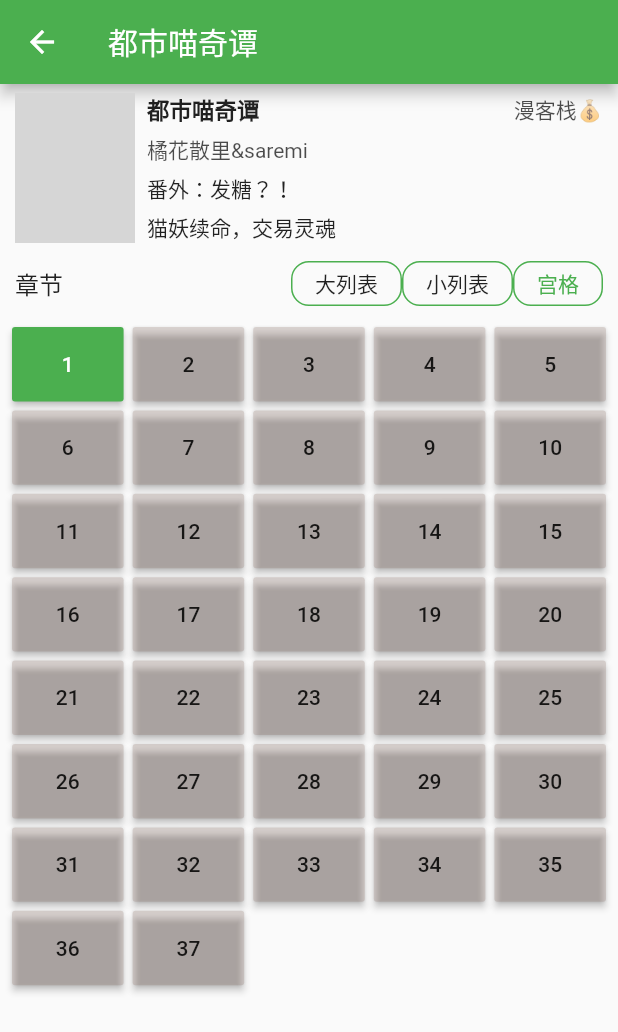
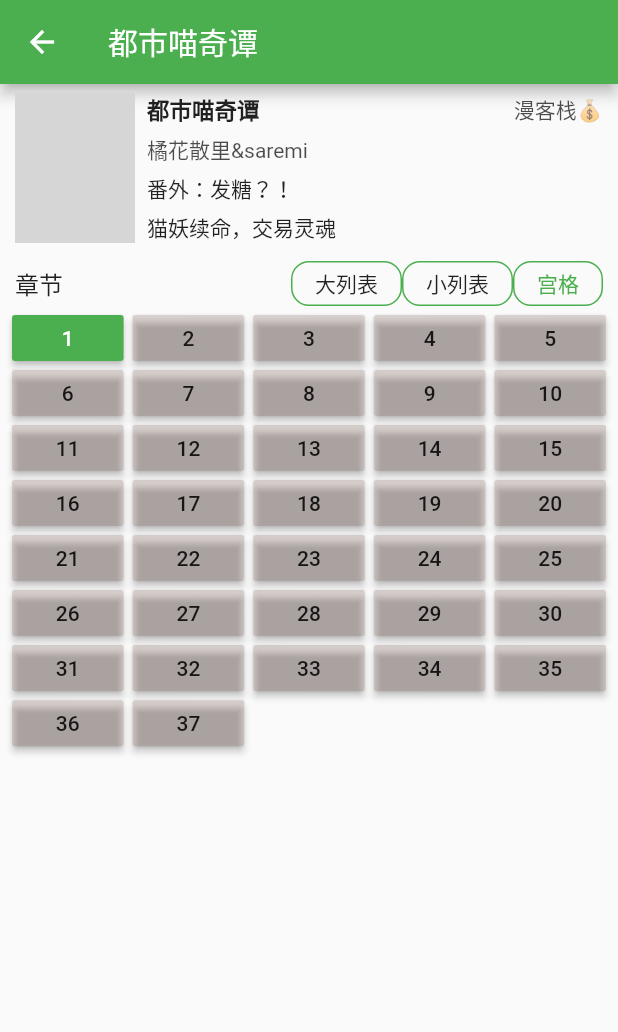
Before and after one commit to mabDc/eso, a Flutter app: the ChapterPage screen opened directly, after a tap on "小列表", after a tap on "宫格", on a phone screen of 412 x 824 dp. Shown: the top 1032 px of the screen. Run offline on Flutter 3.47's test engine with Material 2 defaults, Android fonts, the phone set to English and light mode, and no system bars; our stand-ins replace floor, shared_preferences; missing offline and left inert: flutter_liquidcore, flutter_seekbar; accounts and stored records are empty; network calls fail; grey boxes are pictures that could not be loaded.

Commit message:
gridview固定高度

```diff
--- a/lib/page/about_page.dart
+++ b/lib/page/about_page.dart
@@ -1,10 +1,10 @@
 import 'package:url_launcher/url_launcher.dart';
+import 'package:flutter/material.dart';
+import 'package:provider/provider.dart';
 
 import '../global.dart';
 import '../model/profile.dart';
 import 'color_lens_page.dart';
-import 'package:flutter/material.dart';
-import 'package:provider/provider.dart';
 
 class AboutPage extends StatelessWidget {
   const AboutPage({Key key}) : super(key: key);
--- a/lib/page/chapter_page.dart
+++ b/lib/page/chapter_page.dart
@@ -1,15 +1,13 @@
 import 'dart:math';
 
-import 'package:eso/ui/ui_big_list_chapter_item.dart';
-import 'package:flutter/cupertino.dart';
 import 'package:flutter/material.dart';
 import 'package:provider/provider.dart';
 
 import '../database/fake_data.dart';
-import '../global.dart';
 import '../ui/ui_search_item.dart';
+import '../model/chapter_page_controller.dart';
+import '../ui/ui_big_list_chapter_item.dart';
 import 'content_page.dart';
-import '../model/chapter_page_controller.dart';
 
 class ChapterPage extends StatelessWidget {
 
@@ -53,7 +51,7 @@ class ChapterPage extends StatelessWidget {
             ),
             Expanded(
               child: Padding(
-                padding: const EdgeInsets.all(8.0),
+                padding: const EdgeInsets.symmetric(horizontal: 8.0),
                 child: buildChapter(chapters),
               ),
             ),
@@ -100,7 +98,7 @@ class ChapterPage extends StatelessWidget {
         Navigator.of(context)
             .push(MaterialPageRoute(builder: (context) => ContentPage()));
       };
-
+      final screenWidth = MediaQuery.of(context).size.width;
       switch (chapterPageController.listStyle) {
         case ChapterPageController.BigList:
           return ListView.separated(
@@ -128,7 +126,7 @@ class ChapterPage extends StatelessWidget {
           return GridView.builder(
             gridDelegate: SliverGridDelegateWithFixedCrossAxisCount(
               crossAxisCount: 2,
-              childAspectRatio: 3,
+              childAspectRatio: (screenWidth - 6)/50/2,
               mainAxisSpacing: 6,
               crossAxisSpacing: 6,
             ),
@@ -152,7 +150,7 @@ class ChapterPage extends StatelessWidget {
           return GridView.builder(
             gridDelegate: SliverGridDelegateWithFixedCrossAxisCount(
               crossAxisCount: 5,
-              childAspectRatio: 1.5,
+              childAspectRatio: (screenWidth - 4*6)/32/5,
               mainAxisSpacing: 6,
               crossAxisSpacing: 6,
             ),
--- a/lib/page/content_page.dart
+++ b/lib/page/content_page.dart
@@ -1,8 +1,7 @@
-import '../global.dart';
-import 'package:flutter/cupertino.dart';
 import 'package:flutter/material.dart';
 
 import '../database/fake_data.dart';
+import '../global.dart';
 
 class ContentPage extends StatelessWidget {
   const ContentPage({Key key}) : super(key: key);
--- a/lib/ui/ui_search_item.dart
+++ b/lib/ui/ui_search_item.dart
@@ -1,5 +1,5 @@
+import 'package:flutter/material.dart';
 import '../global.dart';
-import 'package:flutter/material.dart';
 
 class UiSearchItem extends StatelessWidget {
   final String origin;
```
